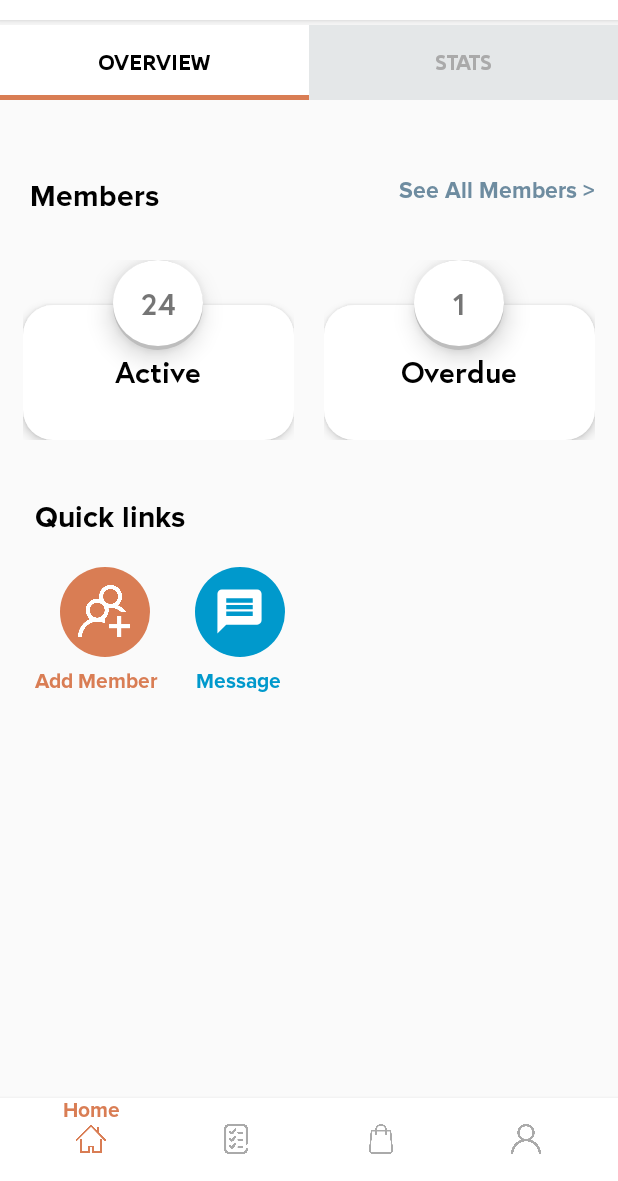
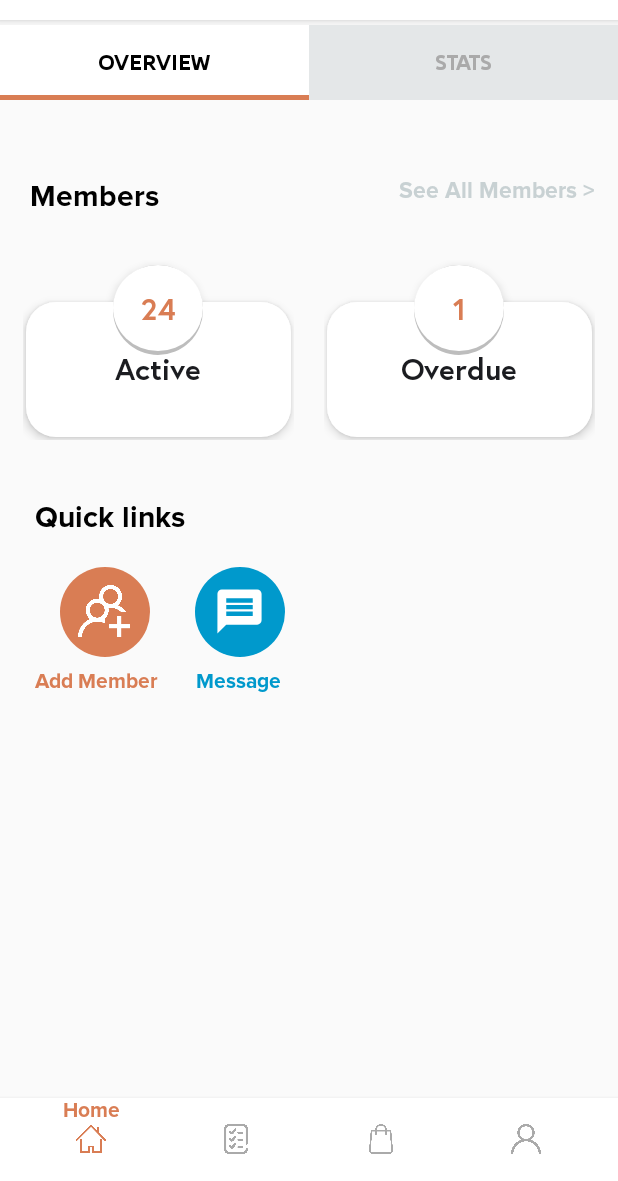
Before and after one commit to Tilak1114/PumpIt, an Android app: the OverViewFragment screen opened directly, with no data from a screen before it, on a phone screen of 412 x 824 dp, the part 55-1236 px from its top. Run offline under Robolectric (Android 15) with nearby library versions, the phone set to English and light mode, and no system bars; our stand-ins replace Firebase (no records; nobody signed in at launch, a user with empty details on screens opened directly).

Commit message:
added primary secondary and typographical colors changed home_overview_fragment

```diff
--- a/app/src/main/res/drawable-v24/testcir.xml
+++ b/app/src/main/res/drawable-v24/testcir.xml
@@ -3,8 +3,8 @@
 
     <item>
         <shape android:shape="oval">
-            <solid android:color="#BDBDBD"/>
-            <!--shadow Color-->
+            <solid android:color="#BDBDBD" />
+
         </shape>
     </item>
 
@@ -14,7 +14,8 @@
         android:top="0dp"
         android:bottom="3dp">
         <shape android:shape="oval">
-            <solid android:color="#fff"/>//Background Color
+            <solid android:color="#fff"/>
+
         </shape>
     </item>
 </layer-list>
--- a/app/src/main/res/layout/home_overview_fragment.xml
+++ b/app/src/main/res/layout/home_overview_fragment.xml
@@ -36,7 +36,7 @@
         android:fontFamily="@font/proxima"
         android:gravity="center"
         android:text="See All Members >"
-        android:textColor="#6E8CA0"
+        android:textColor="@color/secondary_fossil"
         android:textSize="15sp"
         app:layout_constraintBottom_toBottomOf="parent"
         app:layout_constraintEnd_toEndOf="parent"
@@ -76,25 +76,27 @@
                 android:layout_height="90dp"
                 android:layout_alignParentBottom="true"
                 android:layout_gravity="bottom"
-                android:layout_marginBottom="0dp"
                 android:background="@drawable/memb_btn_rect"
                 android:elevation="4dp"
                 android:fontFamily="@font/europab"
                 android:gravity="center"
                 android:text="Active"
-                android:textColor="@android:color/black"
-                android:textSize="20sp" />
+                android:textColor="@color/typography_black"
+                android:textSize="20sp"
+                android:layout_margin="2dp" />
 
             <TextView
                 android:layout_width="60dp"
                 android:layout_height="60dp"
                 android:layout_centerHorizontal="true"
                 android:background="@drawable/testcir"
-                android:elevation="10dp"
+                android:elevation="4dp"
                 android:fontFamily="@font/europab"
                 android:gravity="center"
                 android:text="24"
-                android:textSize="20sp" />
+                android:textColor="@color/primary_rust"
+                android:textSize="20sp"
+                android:layout_margin="3dp" />
         </RelativeLayout>
 
         <RelativeLayout
@@ -114,19 +116,22 @@
                 android:fontFamily="@font/europab"
                 android:gravity="center"
                 android:text="Overdue"
-                android:textColor="@android:color/black"
-                android:textSize="20sp" />
+                android:textColor="@color/typography_black"
+                android:textSize="20sp"
+                android:layout_margin="2dp"/>
 
             <TextView
                 android:layout_width="60dp"
                 android:layout_height="60dp"
                 android:layout_centerHorizontal="true"
                 android:background="@drawable/testcir"
-                android:elevation="10dp"
+                android:elevation="4dp"
                 android:fontFamily="@font/europab"
                 android:gravity="center"
                 android:text="1"
-                android:textSize="20sp" />
+                android:textColor="@color/primary_rust"
+                android:textSize="20sp"
+                android:layout_margin="3dp"/>
         </RelativeLayout>
     </LinearLayout>
 
--- a/app/src/main/res/values/colors.xml
+++ b/app/src/main/res/values/colors.xml
@@ -6,6 +6,22 @@
     <color name="vlblue">#86B3C7</color>
     <color name="bckprimary">#324755</color>
     <color name="gtstrtbck">#D97D54</color>
-    <color name="gtstrtbck1">#C4714B</color>
+    <color name="gtstrtbck1">#C4714B</color>\
+
+
+    <color name="primary_sage">#87BCBF</color>
+    <color name="primary_rust">#D97D54</color>
+    <color name="primary_drab">#324755</color>
+
+    <color name="secondary_ice">#F0F3F4</color>
+    <color name="secondary_fossil">#C8D1D3</color>
+    <color name="secondary_sand">#B9B0A2</color>
+
+
+    <color name="typography_black">#1B1C20</color>
+    <color name="typography_slate">#6E8CA0</color>
+    <color name="typography_snow">#fff</color>
+
+
 
 </resources>
```
